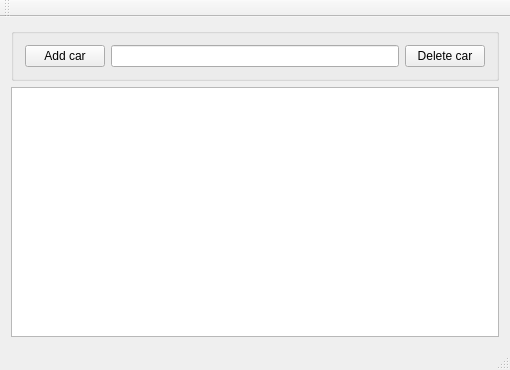
Anaga/Parking, file mainwindow.ui: the form before one commit.
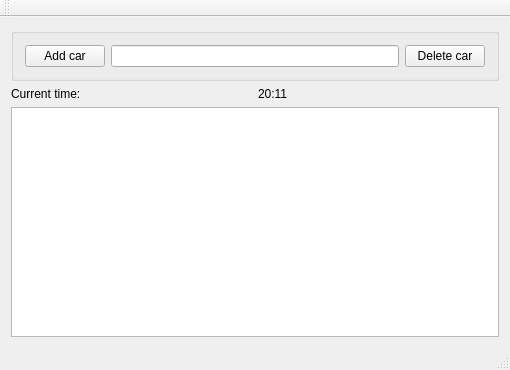
The form after the commit.

```diff
--- a/mainwindow.ui
+++ b/mainwindow.ui
@@ -41,6 +41,24 @@
       </layout>
      </widget>
     </item>
+    <item>
+     <layout class="QHBoxLayout" name="horizontalLayout_2">
+      <item>
+       <widget class="QLabel" name="label">
+        <property name="text">
+         <string>Current time: </string>
+        </property>
+       </widget>
+      </item>
+      <item>
+       <widget class="QLabel" name="label_Time">
+        <property name="text">
+         <string>20:11</string>
+        </property>
+       </widget>
+      </item>
+     </layout>
+    </item>
     <item>
      <widget class="QListView" name="listView"/>
     </item>
```
